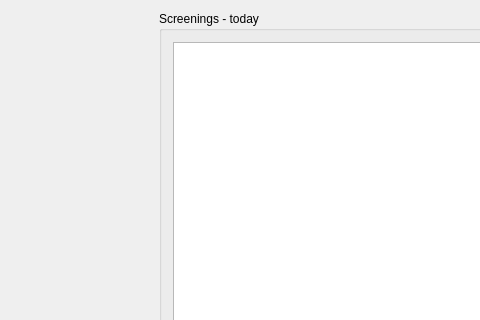
Old version of the form ScreeningManager.ui in the repository JustKoshi/QTCinemaProject; both pictures show x 159 to 639 and y 0 to 320 of the 800 by 671 pixel window.
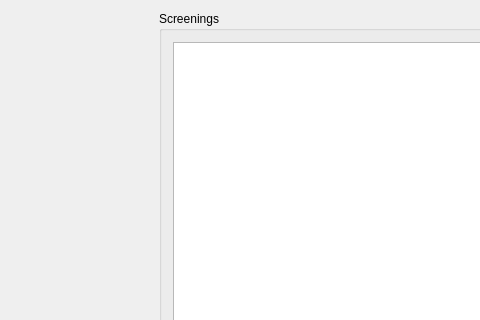
New version of the form.

Commit message: Projection screen, screening selection prototypes working

```diff
--- a/ScreeningManager.ui
+++ b/ScreeningManager.ui
@@ -270,7 +270,7 @@
      <item row="0" column="1">
       <widget class="QGroupBox" name="groupBox_4">
        <property name="title">
-        <string>Screenings - today</string>
+        <string>Screenings</string>
        </property>
        <layout class="QHBoxLayout" name="horizontalLayout_6">
         <item>
```
The commit also changes 16 other files.
